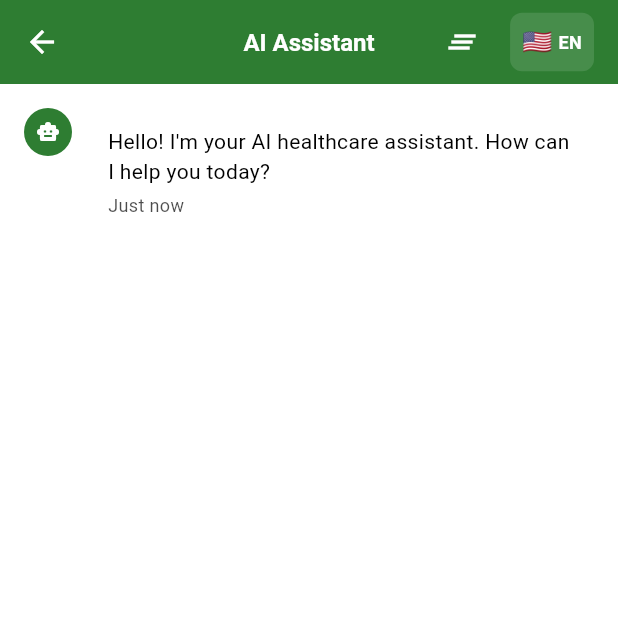
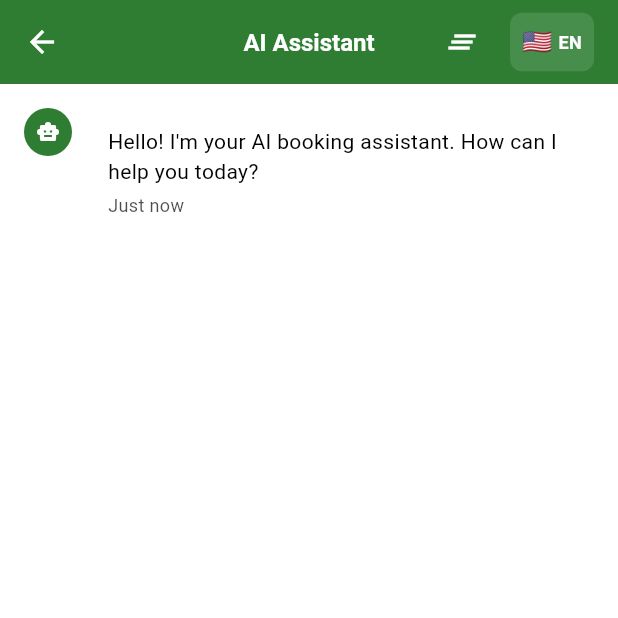
Before and after one commit to HaniMohamed/ai-doctor-system-flutter, a Flutter app: the ChatPage screen opened by its route, after a tap on the "clear all" icon, on a phone screen of 412 x 824 dp, the top half of it. Run offline on Flutter 3.47's test engine with Material 3 defaults, Android fonts, the light colour scheme and no system bars; our stand-ins replace connectivity_plus, dartz, dio, flutter_secure_storage, get, get_it and 1 more; missing offline and left inert: cryptography; accounts and stored records are empty; network calls fail.

Commit message:
Enhance Booking Assistant with error handling and chunk message support
- Implemented error handling for backend messages in BookingAssistantRemoteDataSource, logging errors and throwing exceptions for invalid data.
- Added support for chunked messages in BookingAssistantController, allowing for real-time streaming of responses and improved user experience.
- Updated BookingResponseModel to handle optional fields and ensure robust JSON parsing.
- Refactored UI components in BookingAssistantPage and ChatPage to display streaming messages and typing indicators, enhancing interactivity.
- Improved metadata handling in BookingMessageWidget for better data representation.

```diff
--- a/lib/features/chat/presentation/pages/chat_page.dart
+++ b/lib/features/chat/presentation/pages/chat_page.dart
@@ -1,6 +1,9 @@
 import 'package:flutter/material.dart';
+import 'package:get/get.dart';
 import '../../../../generated/l10n/app_localizations.dart';
 import '../../../../shared/widgets/base_scaffold.dart';
+import '../../../ai_services/booking_assistant/presentation/controllers/booking_assistant_controller.dart';
+import '../../../ai_services/booking_assistant/domain/entities/booking_message.dart';
 
 class ChatPage extends StatefulWidget {
   const ChatPage({super.key});
@@ -11,14 +14,13 @@
 
 class _ChatPageState extends State<ChatPage> {
   final TextEditingController _messageController = TextEditingController();
-  final List<ChatMessage> _messages = [];
   final ScrollController _scrollController = ScrollController();
-  bool _isTyping = false;
+  late BookingAssistantController _controller;
 
   @override
   void initState() {
     super.initState();
-    _addWelcomeMessage();
+    _controller = Get.find<BookingAssistantController>();
   }
 
   @override
@@ -26,14 +28,6 @@
     _messageController.dispose();
     _scrollController.dispose();
     super.dispose();
-  }
-
-  void _addWelcomeMessage() {
-    _messages.add(ChatMessage(
-      text: AppLocalizations.of(context)!.welcomeMessage,
-      isUser: false,
-      timestamp: DateTime.now(),
-    ));
   }
 
   @override
@@ -47,18 +41,24 @@
           tooltip: AppLocalizations.of(context)!.clearChat,
         ),
       ],
-      body: Column(
+      body: Obx(() {
+        final messages = _controller.messages;
+        final isStreaming = _controller.isStreaming;
+        final streamingMessage = _controller.streamingMessage;
+        final isLoading = _controller.isLoading;
+
+        return Column(
           children: [
             Expanded(
               child: ListView.builder(
                 controller: _scrollController,
                 padding: const EdgeInsets.all(16),
-              itemCount: _messages.length + (_isTyping ? 1 : 0),
+                itemCount: messages.length + (isStreaming ? 1 : 0),
                 itemBuilder: (context, index) {
-                if (index == _messages.length && _isTyping) {
-                  return _buildTypingIndicator();
+                  if (index == messages.length && isStreaming) {
+                    return _buildStreamingMessage(streamingMessage);
                   }
-                return _buildMessageBubble(_messages[index]);
+                  return _buildMessageBubble(messages[index]);
                 },
               ),
             ),
@@ -95,20 +95,28 @@
                   ),
                   const SizedBox(width: 8),
                   FloatingActionButton.small(
-                  onPressed: _messageController.text.trim().isEmpty
+                    onPressed:
+                        _messageController.text.trim().isEmpty || isLoading
                             ? null
                             : _sendMessage,
-                  child: const Icon(Icons.send),
+                    child: isLoading
+                        ? const SizedBox(
+                            width: 16,
+                            height: 16,
+                            child: CircularProgressIndicator(strokeWidth: 2),
+                          )
+                        : const Icon(Icons.send),
                   ),
                 ],
               ),
             ),
           ],
-      ),
+        );
+      }),
     );
   }
 
-  Widget _buildMessageBubble(ChatMessage message) {
+  Widget _buildMessageBubble(BookingMessage message) {
     return Padding(
       padding: const EdgeInsets.only(bottom: 16),
       child: Row(
@@ -148,7 +156,7 @@
                 crossAxisAlignment: CrossAxisAlignment.start,
                 children: [
                   Text(
-                    message.text,
+                    message.content,
                     style: TextStyle(
                       color: message.isUser
                           ? Theme.of(context).colorScheme.onPrimary
@@ -192,7 +200,7 @@
     );
   }
 
-  Widget _buildTypingIndicator() {
+  Widget _buildStreamingMessage(String streamingMessage) {
     return Padding(
       padding: const EdgeInsets.only(bottom: 16),
       child: Row(
@@ -207,7 +215,8 @@
             ),
           ),
           const SizedBox(width: 8),
-          Container(
+          Flexible(
+            child: Container(
               padding: const EdgeInsets.symmetric(horizontal: 16, vertical: 12),
               decoration: BoxDecoration(
                 color: Theme.of(context).colorScheme.surfaceContainerHighest,
@@ -215,7 +224,19 @@
                   bottomLeft: const Radius.circular(4),
                 ),
               ),
-            child: Row(
+              child: Column(
+                crossAxisAlignment: CrossAxisAlignment.start,
+                children: [
+                  Text(
+                    streamingMessage.isNotEmpty
+                        ? streamingMessage
+                        : 'Receiving response...',
+                    style: TextStyle(
+                      color: Theme.of(context).colorScheme.onSurfaceVariant,
+                    ),
+                  ),
+                  const SizedBox(height: 4),
+                  Row(
                     mainAxisSize: MainAxisSize.min,
                     children: [
                       _buildTypingDot(0),
@@ -224,6 +245,9 @@
                       const SizedBox(width: 4),
                       _buildTypingDot(2),
                     ],
+                  ),
+                ],
+              ),
             ),
           ),
         ],
@@ -266,30 +290,9 @@
     final text = _messageController.text.trim();
     if (text.isEmpty) return;
 
-    setState(() {
-      _messages.add(ChatMessage(
-        text: text,
-        isUser: true,
-        timestamp: DateTime.now(),
-      ));
     _messageController.clear();
-      _isTyping = true;
-    });
-
+    _controller.sendMessage(text);
     _scrollToBottom();
-
-    // Simulate AI response
-    Future.delayed(const Duration(seconds: 2), () {
-      setState(() {
-        _isTyping = false;
-        _messages.add(ChatMessage(
-          text: AppLocalizations.of(context)!.demoResponse,
-          isUser: false,
-          timestamp: DateTime.now(),
-        ));
-      });
-      _scrollToBottom();
-    });
   }
 
   void _scrollToBottom() {
@@ -305,21 +308,6 @@
   }
 
   void _clearChat() {
-    setState(() {
-      _messages.clear();
-      _addWelcomeMessage();
-    });
+    _controller.clearConversation();
   }
 }
-
-class ChatMessage {
-  final String text;
-  final bool isUser;
-  final DateTime timestamp;
-
-  ChatMessage({
-    required this.text,
-    required this.isUser,
-    required this.timestamp,
-  });
-}
```
Also changed, not shown: lib/features/ai_services/booking_assistant/data/datasources/booking_assistant_remote_datasource.dart (+31 -0 lines), lib/features/ai_services/booking_assistant/data/models/booking_message_model.dart (+15 -9 lines), lib/features/ai_services/booking_assistant/presentation/controllers/booking_assistant_controller.dart (+174 -1 lines), lib/features/ai_services/booking_assistant/presentation/pages/booking_assistant_page.dart (+93 -20 lines), lib/features/ai_services/booking_assistant/presentation/widgets/booking_message_widget.dart (+8 -3 lines). Lines whose indentation alone changed are shown as unchanged.
